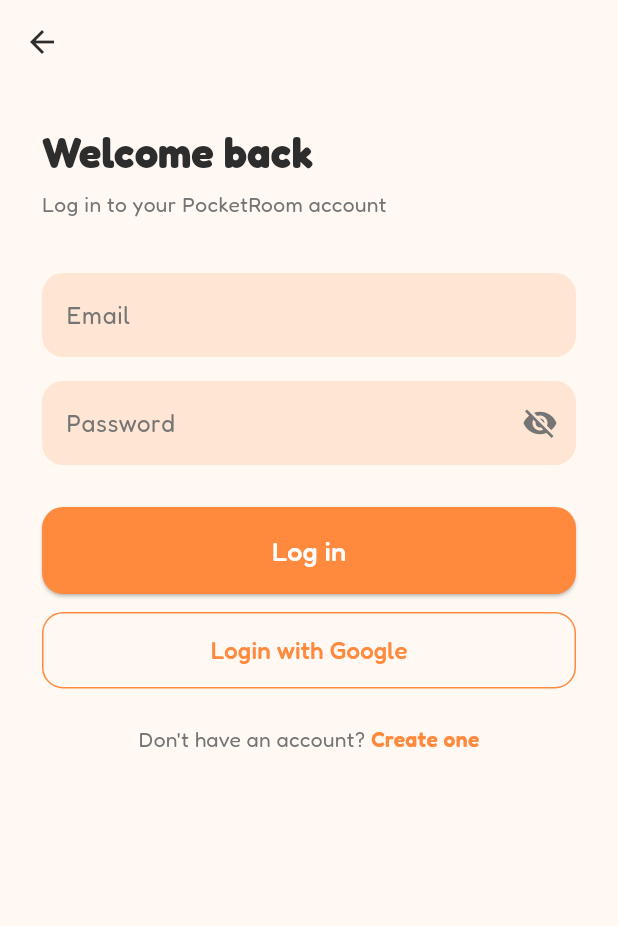
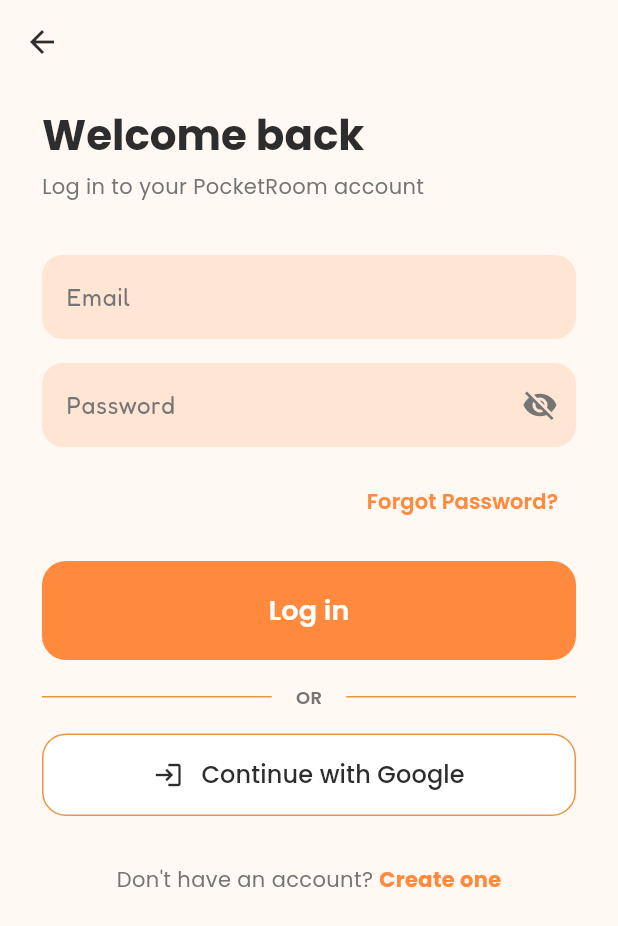
Before and after one commit to SDGPCS120/PocketRoom, a Flutter app: the LoginPage screen opened directly, on a phone screen of 412 x 824 dp. Shown: the top 926 px of the screen. Run offline on Flutter 3.47's test engine with Material 3 defaults, Android fonts, the phone set to English and light mode, and no system bars; our stand-ins replace cloud_firestore, firebase_auth, firebase_core, flutter_riverpod, google_fonts, google_sign_in; accounts and stored records are empty; network calls fail.

Commit message:
added the changes to the login page

```diff
--- a/frontend/mobile/lib/src/features/auth/presentation/login_page.dart
+++ b/frontend/mobile/lib/src/features/auth/presentation/login_page.dart
@@ -302,26 +302,36 @@
         elevation: 0,
         leading: const BackButton(color: AppColors.textPrimary),
       ),
-      body: SafeArea(
-        child: SingleChildScrollView(
-          padding: const EdgeInsets.symmetric(horizontal: 28, vertical: 16),
+      body: LayoutBuilder(
+        builder: (context, constraints) {
+          final isDesktop = constraints.maxWidth > 800;
+
+          final content = SingleChildScrollView(
+            padding: EdgeInsets.symmetric(
+              horizontal: isDesktop ? 40 : 28,
+              vertical: isDesktop ? 40 : 16
+            ),
             child: Form(
               key: _formKey,
               child: Column(
                 crossAxisAlignment: CrossAxisAlignment.start,
+                mainAxisSize: MainAxisSize.min,
                 children: [
-                const SizedBox(height: 12),
                   Text(
                     'Welcome back',
                     style: textTheme.headlineMedium?.copyWith(
                       fontWeight: FontWeight.bold,
                       color: AppColors.textPrimary,
+                      fontFamily: GoogleFonts.poppins().fontFamily,
                     ),
                   ),
                   const SizedBox(height: 6),
                   Text(
                     'Log in to your PocketRoom account',
-                  style: textTheme.bodyMedium?.copyWith(color: AppColors.textSecondary),
+                    style: textTheme.bodyMedium?.copyWith(
+                      color: AppColors.textSecondary,
+                      fontFamily: GoogleFonts.poppins().fontFamily,
+                    ),
                   ),
                   const SizedBox(height: 36),
                   _AuthTextField(
@@ -346,7 +356,24 @@
                     ),
                     validator: (v) => (v == null || v.isEmpty) ? 'Enter your password' : null,
                   ),
-                const SizedBox(height: 28),
+                  const SizedBox(height: 12),
+                  Align(
+                    alignment: Alignment.centerRight,
+                    child: TextButton(
+                      onPressed: () {
+                        // Handle forgot password
+                      },
+                      child: Text(
+                        'Forgot Password?',
+                        style: TextStyle(
+                          color: AppColors.primary,
+                          fontWeight: FontWeight.w600,
+                          fontFamily: GoogleFonts.poppins().fontFamily,
+                        ),
+                      ),
+                    ),
+                  ),
+                  const SizedBox(height: 16),
                   SizedBox(
                     width: double.infinity,
                     child: ElevatedButton(
@@ -354,8 +381,9 @@
                       style: ElevatedButton.styleFrom(
                         backgroundColor: AppColors.primary,
                         foregroundColor: Colors.white,
-                      padding: const EdgeInsets.symmetric(vertical: 16),
-                      shape: RoundedRectangleBorder(borderRadius: BorderRadius.circular(14)),
+                        padding: const EdgeInsets.symmetric(vertical: 20),
+                        shape: RoundedRectangleBorder(borderRadius: BorderRadius.circular(16)),
+                        elevation: 0,
                       ),
                       child: _isLoading
                           ? const SizedBox(
@@ -363,30 +391,63 @@
                               width: 20,
                               child: CircularProgressIndicator(strokeWidth: 2, color: Colors.white),
                             )
-                        : Text('Log in', style: GoogleFonts.fredoka(fontSize: 18)),
+                          : Text('Log in', style: GoogleFonts.poppins(fontSize: 18, fontWeight: FontWeight.w600)),
                     ),
                   ),
-                const SizedBox(height: 12),
+                  const SizedBox(height: 16),
+                  Row(
+                    children: [
+                      const Expanded(child: Divider(color: AppColors.cardBorder)),
+                      Padding(
+                        padding: const EdgeInsets.symmetric(horizontal: 16),
+                        child: Text(
+                          'OR',
+                          style: TextStyle(
+                            color: AppColors.textSecondary,
+                            fontSize: 12,
+                            fontWeight: FontWeight.w600,
+                            fontFamily: GoogleFonts.poppins().fontFamily,
+                          ),
+                        ),
+                      ),
+                      const Expanded(child: Divider(color: AppColors.cardBorder)),
+                    ],
+                  ),
+                  const SizedBox(height: 16),
                   SizedBox(
                     width: double.infinity,
                     child: OutlinedButton(
                       onPressed: _isLoading ? null : _signInWithGoogle,
                       style: OutlinedButton.styleFrom(
-                      side: const BorderSide(color: AppColors.primary),
-                      foregroundColor: AppColors.primary,
-                      padding: const EdgeInsets.symmetric(vertical: 14),
-                      shape: RoundedRectangleBorder(borderRadius: BorderRadius.circular(14)),
+                        side: const BorderSide(color: AppColors.cardBorder),
+                        foregroundColor: AppColors.textPrimary,
+                        padding: const EdgeInsets.symmetric(vertical: 16),
+                        shape: RoundedRectangleBorder(borderRadius: BorderRadius.circular(16)),
+                        backgroundColor: Colors.white,
                       ),
-                    child: Text('Login with Google', style: GoogleFonts.fredoka(fontSize: 16)),
+                      child: Row(
+                        mainAxisAlignment: MainAxisAlignment.center,
+                        children: [
+                          const Icon(Icons.login, size: 20), // Placeholder for Google icon
+                          const SizedBox(width: 12),
+                          Text(
+                            'Continue with Google',
+                            style: GoogleFonts.poppins(fontSize: 16, fontWeight: FontWeight.w500)
+                          ),
+                        ],
                       ),
                     ),
-                const SizedBox(height: 24),
+                  ),
+                  const SizedBox(height: 32),
                   Row(
                     mainAxisAlignment: MainAxisAlignment.center,
                     children: [
                       Text(
                         "Don't have an account? ",
-                      style: textTheme.bodyMedium?.copyWith(color: AppColors.textSecondary),
+                        style: textTheme.bodyMedium?.copyWith(
+                          color: AppColors.textSecondary,
+                          fontFamily: GoogleFonts.poppins().fontFamily,
+                        ),
                       ),
                       GestureDetector(
                         onTap: _isLoading
@@ -397,9 +458,9 @@
                                 ),
                         child: Text(
                           'Create one',
-                        style: GoogleFonts.fredoka(
+                          style: GoogleFonts.poppins(
                             color: AppColors.primary,
-                          fontWeight: FontWeight.w600,
+                            fontWeight: FontWeight.bold,
                           ),
                         ),
                       ),
@@ -408,7 +469,31 @@
                 ],
               ),
             ),
+          );
+
+          if (!isDesktop) {
+            return SafeArea(child: content);
+          }
+
+          return Center(
+            child: Container(
+              constraints: const BoxConstraints(maxWidth: 480),
+              margin: const EdgeInsets.all(24),
+              decoration: BoxDecoration(
+                color: Colors.white,
+                borderRadius: BorderRadius.circular(28),
+                boxShadow: [
+                  BoxShadow(
+                    color: Colors.black.withOpacity(0.04),
+                    blurRadius: 40,
+                    offset: const Offset(0, 10),
                   ),
+                ],
+              ),
+              child: content,
+            ),
+          );
+        },
       ),
     );
   }
```
Lines whose indentation alone changed are shown as unchanged.
